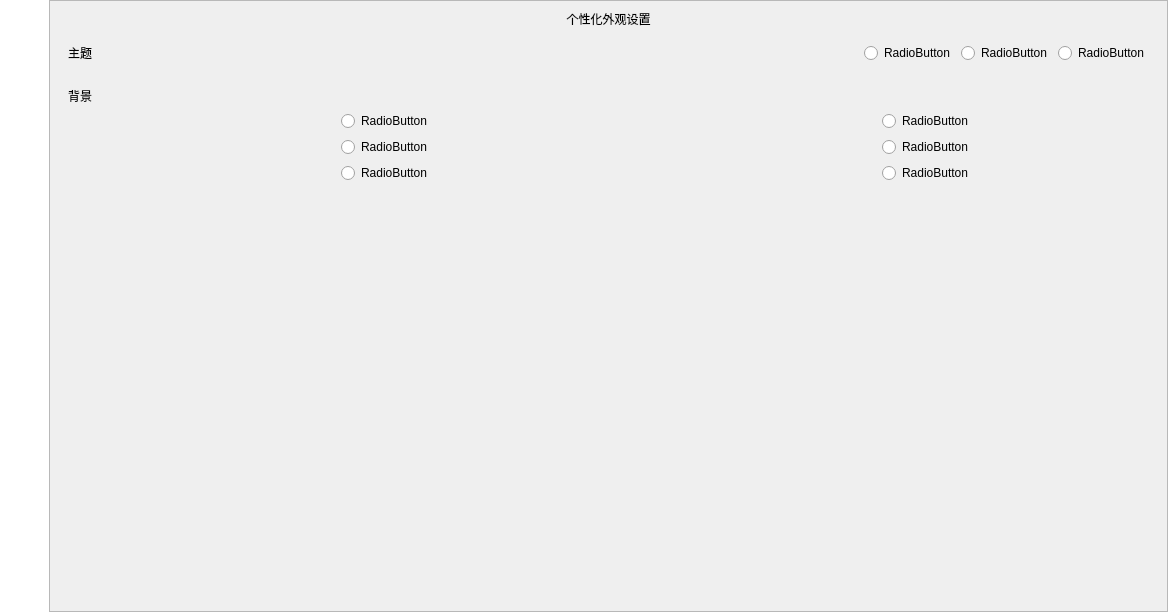
The window that UI/MainWindow/MainWindow.ui (SkyWorldStudio/Minecraft-Optimal-Starter_3) describes before a commit, drawn with Qt 5.
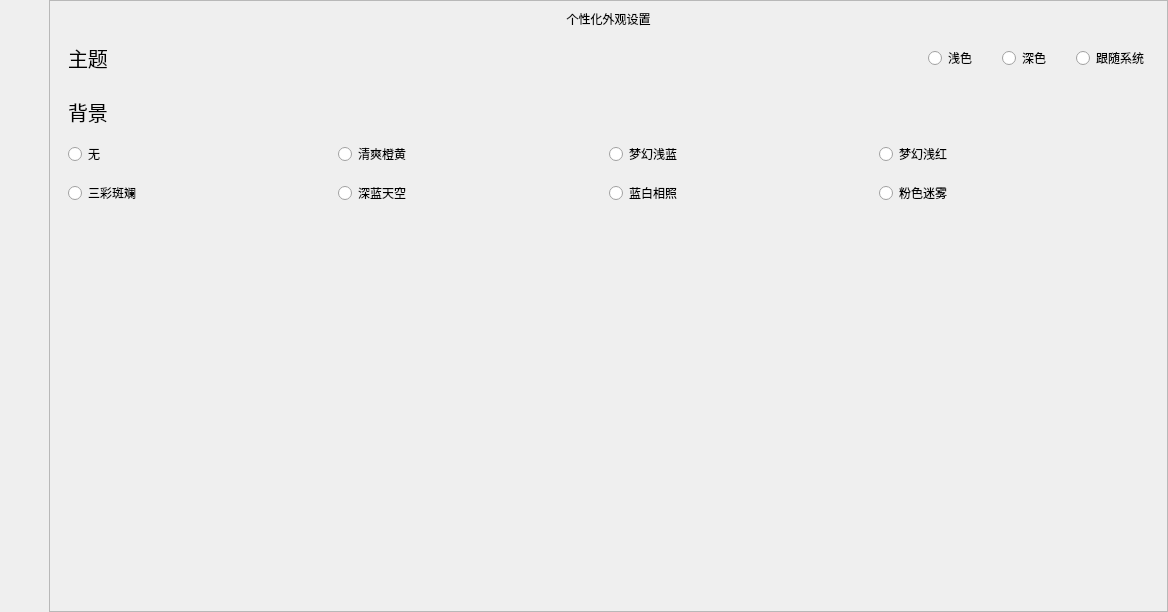
The same window after the commit. The open tabs and pages were chosen to show the change. Icons and pictures are not drawn. Custom widgets are drawn as their Qt base class.

Commit message: 📝 :优化页面 - 点击切换动画45% - 设置页面 30% #2

What changed in the file:
```diff
--- a/UI/MainWindow/MainWindow.ui
+++ b/UI/MainWindow/MainWindow.ui
@@ -25,7 +25,7 @@
 	/*左边栏背景*/
 	border-image: url(:/Scrub/images/Scrub_B10_V.png);
 	background: rgba(255, 255, 255, 0.5);
-	/*阴影 不生效 已经该用图片*/
+	/*阴影 不生效 已经使用图片*/
 	/*
 	border-top: 5px solid qlineargradient(y0:0, y1:1,stop: 0 #ececef, stop: 1 white);
 	border-left: 5px solid qlineargradient(x0:0, x1:1,stop: 0 #ececef, stop: 1 white);
@@ -45,6 +45,14 @@
 	border-image: url(:/Scrub/images/Scrub_B2_FFFFFF-50_Main-M-B.png);
 }
 
+/*设置页面*/
+#scrollAreaWidgetContents_page_settings &gt; QWidget
+{
+	border-image: url(:/widget_Sidebar/images/Scrub_Settings-Z_B15.png);
+}
+
+
+
 /*
 	加载页面qss
 */
@@ -83,6 +91,59 @@
 }
 #pushButton_hello_line{
 	background-color: rgba(255, 255, 255, 0);
+}
+
+
+/*单独控件qss*/
+/*选择控件*/
+QRadioButton {
+    spacing: 10px;
+    color: black;
+    background-color:  rgba(255, 255, 255,0);
+}
+QRadioButton::indicator {
+    background-color: rgba(255, 255, 255,0);
+}
+QRadioButton::indicator:unchecked {
+    height: 18px;
+    width: 18px;
+    border: 2px solid rgb(154, 154, 154);
+    border-radius: 10px;
+}
+QRadioButton::indicator:checked {
+    height: 8px;
+    width: 8px;
+    border: 7px solid rgb(42, 130, 228);
+    border-radius: 10px;
+}
+QRadioButton::indicator:unchecked:hover {
+    height: 18px;
+    width: 18px;
+    border: 2px solid rgb(120, 120, 120);
+    border-radius: 10px;
+}
+QRadioButton::indicator:checked:hover {
+    height: 8px;
+    width: 8px;
+    border: 7px solid rgb(47, 144, 255);
+    border-radius: 10px;
+}
+QRadioButton::indicator:unchecked:pressed {
+    height: 18px;
+    width: 18px;
+    background-color: rgb(153, 153, 153);
+    border: 2px solid rgb(84, 84, 84);
+    border-radius: 10px;
+}
+QRadioButton::indicator:checked:pressed {
+    height: 8px;
+    width: 8px;
+    border: 7px solid rgb(83, 163, 255);
+    border-radius: 10px;
+}
+
+*{
+	background-color: rgba(255, 255, 255, 0);
 }</string>
   </property>
   <widget class="QWidget" name="centralwidget">
@@ -101,10 +162,16 @@
     </property>
     <item>
      <widget class="QStackedWidget" name="stackedWidget_main">
+      <property name="styleSheet">
+       <string notr="true"/>
+      </property>
       <property name="currentIndex">
        <number>1</number>
       </property>
       <widget class="QWidget" name="page_main">
+       <property name="styleSheet">
+        <string notr="true"/>
+       </property>
        <layout class="QGridLayout" name="gridLayout">
         <property name="leftMargin">
          <number>0</number>
@@ -363,6 +430,9 @@
              <widget class="QWidget" name="page_online"/>
              <widget class="QWidget" name="page_download"/>
              <widget class="QWidget" name="page_settings">
+              <property name="styleSheet">
+               <string notr="true"/>
+              </property>
               <layout class="QVBoxLayout" name="verticalLayout_3">
                <property name="leftMargin">
                 <number>0</number>
@@ -404,8 +474,16 @@
                    <item>
                     <widget class="QWidget" name="widget_page_settings_subject" native="true">
                      <layout class="QHBoxLayout" name="horizontalLayout_3">
+                      <property name="spacing">
+                       <number>25</number>
+                      </property>
                       <item>
                        <widget class="QLabel" name="label_page_settings_subject_h2">
+                        <property name="font">
+                         <font>
+                          <pointsize>15</pointsize>
+                         </font>
+                        </property>
                         <property name="text">
                          <string>主题</string>
                         </property>
@@ -427,21 +505,21 @@
                       <item>
                        <widget class="QRadioButton" name="radioButton">
                         <property name="text">
-                         <string>RadioButton</string>
+                         <string>浅色</string>
                         </property>
                        </widget>
                       </item>
                       <item>
                        <widget class="QRadioButton" name="radioButton_2">
                         <property name="text">
-                         <string>RadioButton</string>
+                         <string>深色</string>
                         </property>
                        </widget>
                       </item>
                       <item>
                        <widget class="QRadioButton" name="radioButton_3">
                         <property name="text">
-                         <string>RadioButton</string>
+                         <string>跟随系统</string>
                         </property>
                        </widget>
                       </item>
@@ -451,52 +529,77 @@
                    <item>
                     <widget class="QWidget" name="widget_page_settings_background" native="true">
                      <layout class="QGridLayout" name="gridLayout_2">
-                      <item row="2" column="1" colspan="2">
-                       <widget class="QRadioButton" name="radioButton_4">
+                      <property name="horizontalSpacing">
+                       <number>0</number>
+                      </property>
+                      <property name="verticalSpacing">
+                       <number>15</number>
+                      </property>
+                      <item row="1" column="0">
+                       <widget class="QRadioButton" name="radioButton_settings_background_none">
                         <property name="text">
-                         <string>RadioButton</string>
+                         <string>无</string>
                         </property>
                        </widget>
                       </item>
-                      <item row="1" column="1" colspan="2">
-                       <widget class="QRadioButton" name="radioButton_5">
+                      <item row="1" column="1">
+                       <widget class="QRadioButton" name="radioButton_settings_background_1">
                         <property name="text">
-                         <string>RadioButton</string>
+                         <string>清爽橙黄</string>
                         </property>
                        </widget>
                       </item>
-                      <item row="3" column="1" colspan="2">
-                       <widget class="QRadioButton" name="radioButton_6">
+                      <item row="1" column="2">
+                       <widget class="QRadioButton" name="radioButton_settings_background_2">
                         <property name="text">
-                         <string>RadioButton</string>
-                        </property>
-                       </widget>
-                      </item>
-                      <item row="0" column="0" colspan="3">
-                       <widget class="QLabel" name="label_page_settings_background_h2">
-                        <property name="text">
-                         <string>背景</string>
+                         <string>梦幻浅蓝</string>
                         </property>
                        </widget>
                       </item>
                       <item row="1" column="3">
                        <widget class="QRadioButton" name="radioButton_7">
                         <property name="text">
-                         <string>RadioButton</string>
+                         <string>梦幻浅红</string>
                         </property>
                        </widget>
                       </item>
-                      <item row="2" column="3">
-                       <widget class="QRadioButton" name="radioButton_8">
+                      <item row="3" column="0">
+                       <widget class="QRadioButton" name="radioButton_settings_background_4">
                         <property name="text">
-                         <string>RadioButton</string>
+                         <string>三彩斑斓</string>
+                        </property>
+                       </widget>
+                      </item>
+                      <item row="3" column="1">
+                       <widget class="QRadioButton" name="radioButton_settings_background_5">
+                        <property name="text">
+                         <string>深蓝天空</string>
+                        </property>
+                       </widget>
+                      </item>
+                      <item row="3" column="2">
+                       <widget class="QRadioButton" name="radioButton_settings_background_6">
+                        <property name="text">
+                         <string>蓝白相照</string>
                         </property>
                        </widget>
                       </item>
                       <item row="3" column="3">
                        <widget class="QRadioButton" name="radioButton_9">
                         <property name="text">
-                         <string>RadioButton</string>
+                         <string>粉色迷雾</string>
+                        </property>
+                       </widget>
+                      </item>
+                      <item row="0" column="0" colspan="4">
+                       <widget class="QLabel" name="label_page_settings_background_h2">
+                        <property name="font">
+                         <font>
+                          <pointsize>15</pointsize>
+                         </font>
+                        </property>
+                        <property name="text">
+                         <string>背景</string>
                         </property>
                        </widget>
                       </item>
```
Left out of the diff: 26 changed lines with no effect on the pictures. The commit also changes 8 other files.
